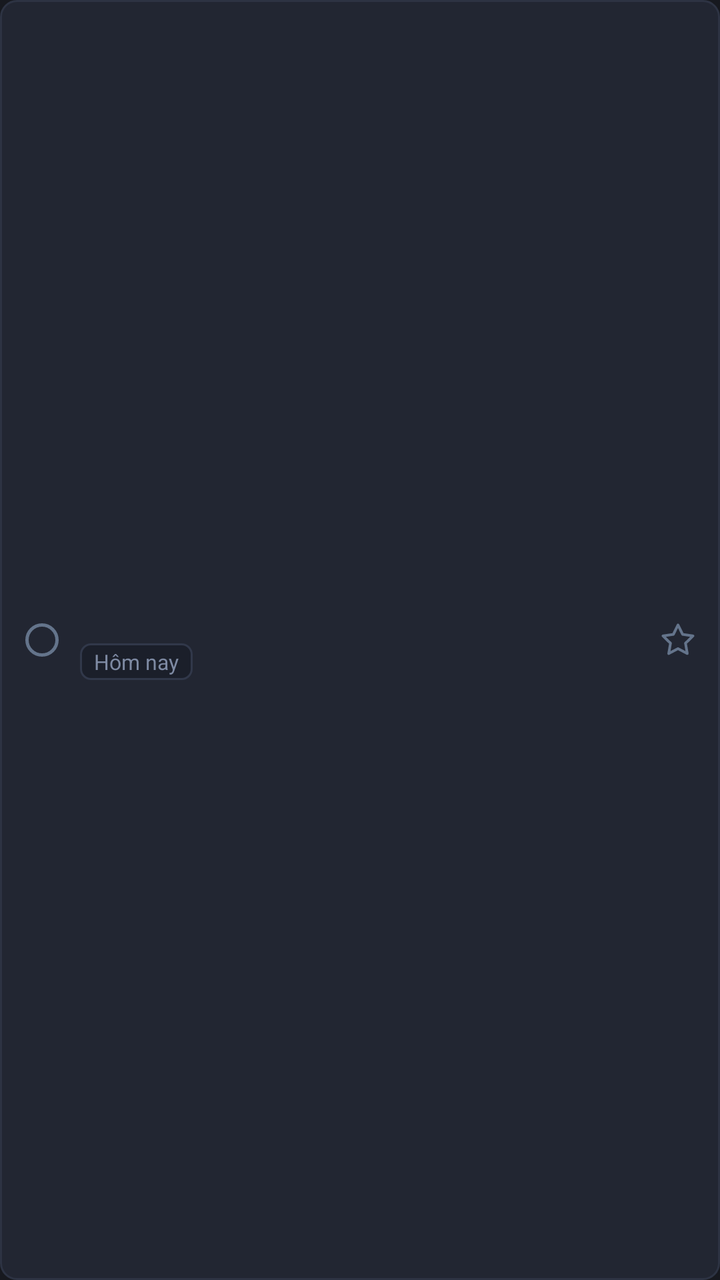
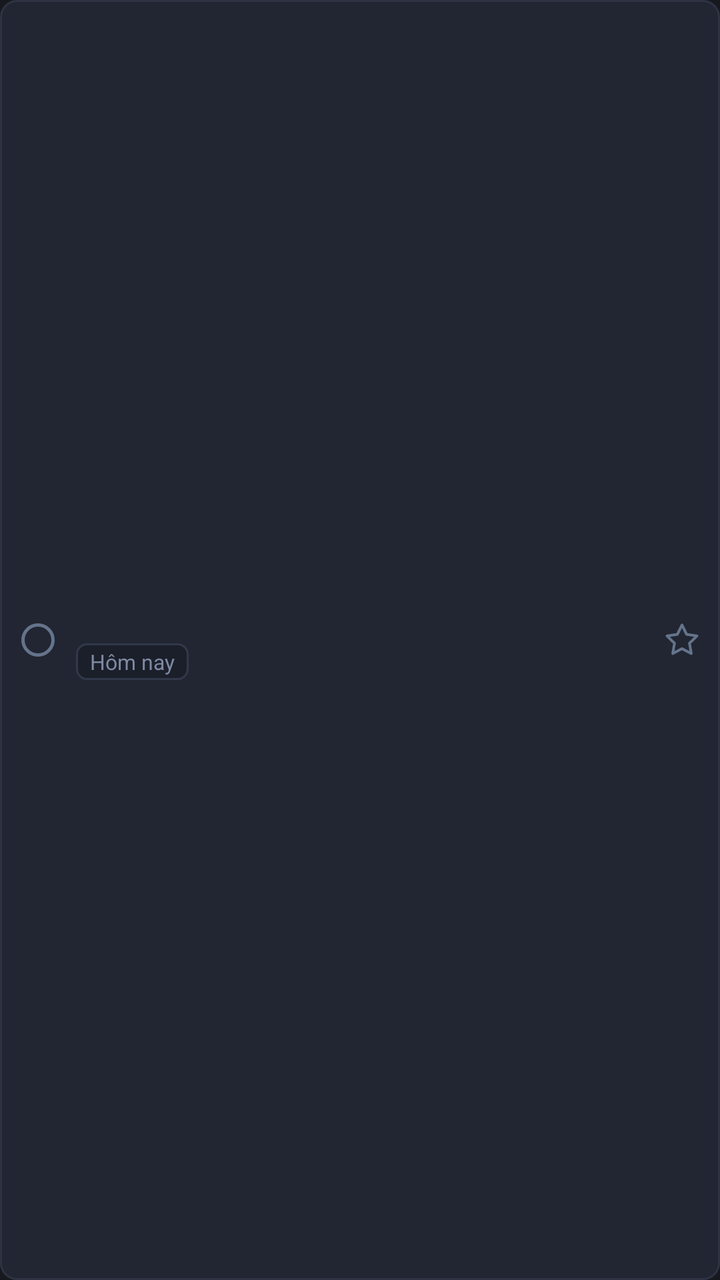

Before-and-after screenshots of an Android layout around one commit, followed by the original layout XML and the change that was made.
<!-- AndroidManifest.xml: application theme Theme.ObsidianQuick -->
<!-- res/layout/widget_item_task.xml -->
<?xml version="1.0" encoding="utf-8"?>
<LinearLayout xmlns:android="http://schemas.android.com/apk/res/android"
    android:id="@+id/wt_row_root"
    android:layout_width="match_parent"
    android:layout_height="wrap_content"
    android:background="@drawable/widget_row_bg"
    android:gravity="center_vertical"
    android:orientation="horizontal"
    android:paddingStart="5dp"
    android:paddingTop="7dp"
    android:paddingEnd="5dp"
    android:paddingBottom="7dp">

    <ImageView
        android:id="@+id/wt_check"
        android:layout_width="32dp"
        android:layout_height="32dp"
        android:padding="6dp"
        android:scaleType="fitCenter"
        android:src="@drawable/ic_w_check_off" />

    <LinearLayout
        android:id="@+id/wt_body_box"
        android:layout_width="0dp"
        android:layout_height="wrap_content"
        android:layout_marginStart="3dp"
        android:layout_weight="1"
        android:orientation="vertical">

        <TextView
            android:id="@+id/wt_text"
            android:layout_width="match_parent"
            android:layout_height="wrap_content"
            android:ellipsize="end"
            android:lineSpacingExtra="1.5dp"
            android:maxLines="2"
            android:textColor="#EDF1F8"
            android:textSize="13sp" />

        <LinearLayout
            android:layout_width="match_parent"
            android:layout_height="wrap_content"
            android:layout_marginTop="4dp"
            android:gravity="center_vertical"
            android:orientation="horizontal">

            <TextView
                android:id="@+id/wt_group_chip"
                android:layout_width="wrap_content"
                android:layout_height="wrap_content"
                android:background="@drawable/widget_tag_chip_neutral_bg"
                android:ellipsize="end"
                android:maxWidth="145dp"
                android:paddingStart="7dp"
                android:paddingTop="2dp"
                android:paddingEnd="7dp"
                android:paddingBottom="2dp"
                android:singleLine="true"
                android:text="Hôm nay"
                android:textColor="#7E8AA3"
                android:textSize="10.5sp" />

            <TextView
                android:id="@+id/wt_remind_chip"
                android:layout_width="wrap_content"
                android:layout_height="wrap_content"
                android:layout_marginStart="5dp"
                android:background="@drawable/widget_tag_chip_bg"
                android:ellipsize="end"
                android:maxWidth="115dp"
                android:paddingStart="6dp"
                android:paddingTop="2dp"
                android:paddingEnd="6dp"
                android:paddingBottom="2dp"
                android:singleLine="true"
                android:textColor="#38BDF8"
                android:textSize="10sp"
                android:textStyle="bold"
                android:visibility="gone" />
        </LinearLayout>
    </LinearLayout>

    <ImageView
        android:id="@+id/wt_star"
        android:layout_width="32dp"
        android:layout_height="32dp"
        android:layout_marginStart="3dp"
        android:padding="7dp"
        android:scaleType="fitCenter"
        android:src="@drawable/ic_w_star_off" />

</LinearLayout>
<!-- resources referenced by this layout -->
<resources>
  <!-- drawable ic_w_check_off (drawable) -->
  <?xml version="1.0" encoding="utf-8"?>
  <vector xmlns:android="http://schemas.android.com/apk/res/android"
      android:width="18dp"
      android:height="18dp"
      android:viewportWidth="24"
      android:viewportHeight="24">
      <path
          android:fillColor="#00000000"
          android:strokeColor="#64748B"
          android:strokeWidth="2.0"
          android:pathData="M12,3a9,9 0 1,1 0,18a9,9 0 1,1 0,-18z" />
  </vector>
  <!-- drawable ic_w_star_off (drawable) -->
  <?xml version="1.0" encoding="utf-8"?>
  <vector xmlns:android="http://schemas.android.com/apk/res/android"
      android:width="16dp"
      android:height="16dp"
      android:viewportWidth="24"
      android:viewportHeight="24">
      <path
          android:fillColor="#00000000"
          android:strokeColor="#64748B"
          android:strokeWidth="1.8"
          android:strokeLineJoin="round"
          android:pathData="M12,2l3.09,6.26L22,9.27l-5,4.87 1.18,6.88L12,17.77l-6.18,3.25L7,14.14 2,9.27l6.91,-1.01L12,2z" />
  </vector>
  <!-- drawable widget_row_bg (drawable) -->
  <?xml version="1.0" encoding="utf-8"?>
  <shape xmlns:android="http://schemas.android.com/apk/res/android" android:shape="rectangle">
      <solid android:color="#222632" />
      <stroke android:width="1dp" android:color="#2D3343" />
      <corners android:radius="8dp" />
  </shape>
  <!-- drawable widget_tag_chip_bg (drawable) -->
  <?xml version="1.0" encoding="utf-8"?>
  <shape xmlns:android="http://schemas.android.com/apk/res/android" android:shape="rectangle">
      <solid android:color="#1E2B3E" />
      <stroke android:width="1dp" android:color="#2F4666" />
      <corners android:radius="5dp" />
  </shape>
  <!-- drawable widget_tag_chip_neutral_bg (drawable) -->
  <?xml version="1.0" encoding="utf-8"?>
  <shape xmlns:android="http://schemas.android.com/apk/res/android" android:shape="rectangle">
      <solid android:color="#1B1F2A" />
      <stroke android:width="1dp" android:color="#31384A" />
      <corners android:radius="5dp" />
  </shape>
  <style name="Theme.ObsidianQuick" parent="Theme.AppCompat.NoActionBar">
          <item name="android:statusBarColor">#17191F</item>
          <item name="android:navigationBarColor">#1D2028</item>
          <item name="android:windowLightStatusBar">false</item>
          <item name="android:windowBackground">#17191F</item>
      </style>
</resources>

<!-- the commit's change to res/layout/widget_item_task.xml (unified diff, before → after) -->
@@ -6,9 +6,9 @@
     android:background="@drawable/widget_row_bg"
     android:gravity="center_vertical"
     android:orientation="horizontal"
-    android:paddingStart="5dp"
+    android:paddingStart="3dp"
     android:paddingTop="7dp"
-    android:paddingEnd="5dp"
+    android:paddingEnd="3dp"
     android:paddingBottom="7dp">
 
     <ImageView
